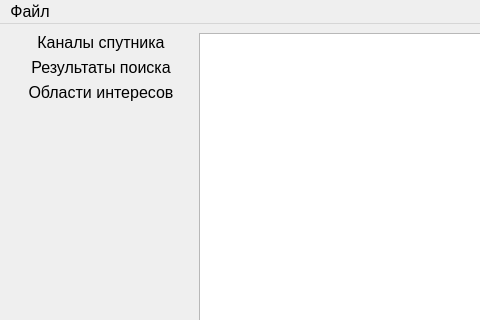
Old version of the form main_window_satellite_comparator.ui in the repository ValeryStk/satellite_comparator; both pictures show x 0 to 480 and y 0 to 320 of the 808 by 600 pixel window.
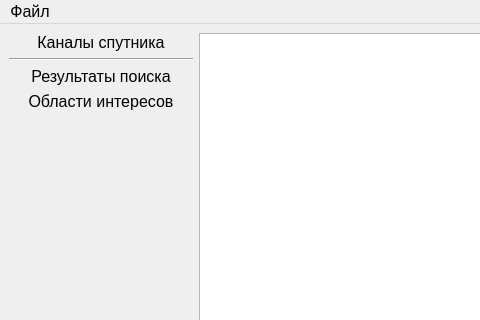
New version of the form. Custom widgets are drawn as their Qt base class.

The edit to the form file:
```diff
--- a/main_window_satellite_comparator.ui
+++ b/main_window_satellite_comparator.ui
@@ -38,6 +38,13 @@
         <item>
          <layout class="QVBoxLayout" name="verticalLayout_satellite_bands"/>
         </item>
+        <item>
+         <widget class="Line" name="line">
+          <property name="orientation">
+           <enum>Qt::Horizontal</enum>
+          </property>
+         </widget>
+        </item>
         <item>
          <widget class="QLabel" name="label">
           <property name="text">
```
